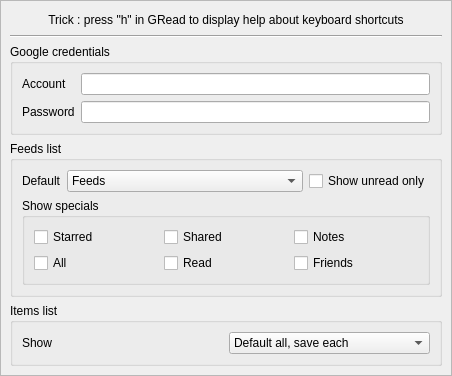
Above: src/views/basic/ui/settings.ui from twidi/GRead before the change. Below: the same form after it.
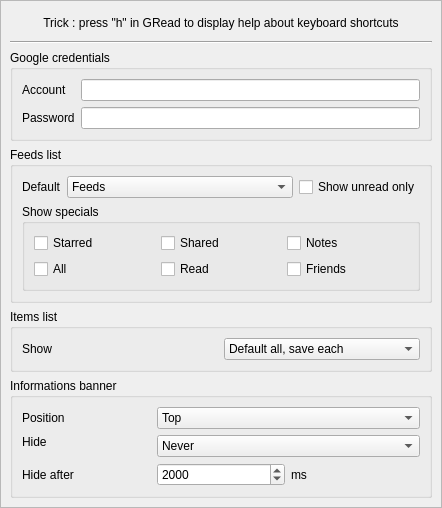
That is the form after the change.

Commit message: add options for the informations banner

What changed in the file:
```diff
--- a/src/views/basic/ui/settings.ui
+++ b/src/views/basic/ui/settings.ui
@@ -6,8 +6,8 @@
    <rect>
     <x>0</x>
     <y>0</y>
-    <width>452</width>
-    <height>376</height>
+    <width>442</width>
+    <height>508</height>
    </rect>
   </property>
   <property name="sizePolicy">
@@ -33,8 +33,8 @@
        <rect>
         <x>0</x>
         <y>0</y>
-        <width>448</width>
-        <height>372</height>
+        <width>438</width>
+        <height>504</height>
        </rect>
       </property>
       <layout class="QVBoxLayout" name="verticalLayout_4">
@@ -255,6 +255,107 @@
          </layout>
         </widget>
        </item>
+       <item>
+        <widget class="QGroupBox" name="groupBanner">
+         <property name="title">
+          <string>Informations banner</string>
+         </property>
+         <layout class="QVBoxLayout" name="verticalLayout_3">
+          <item>
+           <layout class="QGridLayout" name="gridLayout_2">
+            <item row="0" column="0">
+             <widget class="QLabel" name="labelSettingsBannerPosition">
+              <property name="text">
+               <string>Position</string>
+              </property>
+              <property name="buddy">
+               <cstring>selectSettingsBannerPosition</cstring>
+              </property>
+             </widget>
+            </item>
+            <item row="0" column="1" colspan="2">
+             <widget class="QComboBox" name="selectSettingsBannerPosition">
+              <item>
+               <property name="text">
+                <string>Top</string>
+               </property>
+              </item>
+              <item>
+               <property name="text">
+                <string>Bottom</string>
+               </property>
+              </item>
+              <item>
+               <property name="text">
+                <string>Never display</string>
+               </property>
+              </item>
+             </widget>
+            </item>
+            <item row="1" column="0">
+             <widget class="QLabel" name="labelSettingsBannerHideMode">
+              <property name="text">
+               <string>Hide</string>
+              </property>
+              <property name="buddy">
+               <cstring>selectSettingsBannerHideMode</cstring>
+              </property>
+             </widget>
+            </item>
+            <item row="1" column="1" rowspan="2" colspan="2">
+             <widget class="QComboBox" name="selectSettingsBannerHideMode">
+              <item>
+               <property name="text">
+                <string>Never</string>
+               </property>
+              </item>
+              <item>
+               <property name="text">
+                <string>Slide</string>
+               </property>
+              </item>
+              <item>
+               <property name="text">
+                <string>Delay</string>
+               </property>
+              </item>
+             </widget>
+            </item>
+            <item row="3" column="0">
+             <widget class="QLabel" name="labelSettingsBannerHideDelay">
+              <property name="text">
+               <string>Hide after</string>
+              </property>
+             </widget>
+            </item>
+            <item row="3" column="1">
+             <widget class="QSpinBox" name="spinSettingsBannerHideDelay">
+              <property name="minimum">
+               <number>500</number>
+              </property>
+              <property name="maximum">
+               <number>60000</number>
+              </property>
+              <property name="singleStep">
+               <number>100</number>
+              </property>
+              <property name="value">
+               <number>2000</number>
+              </property>
+             </widget>
+            </item>
+            <item row="3" column="2">
+             <widget class="QLabel" name="labelSettingsBannerHideDelayMs">
+              <property name="text">
+               <string>ms</string>
+              </property>
+             </widget>
+            </item>
+           </layout>
+          </item>
+         </layout>
+        </widget>
+       </item>
       </layout>
      </widget>
     </widget>
```
The commit also changes 23 other files.
